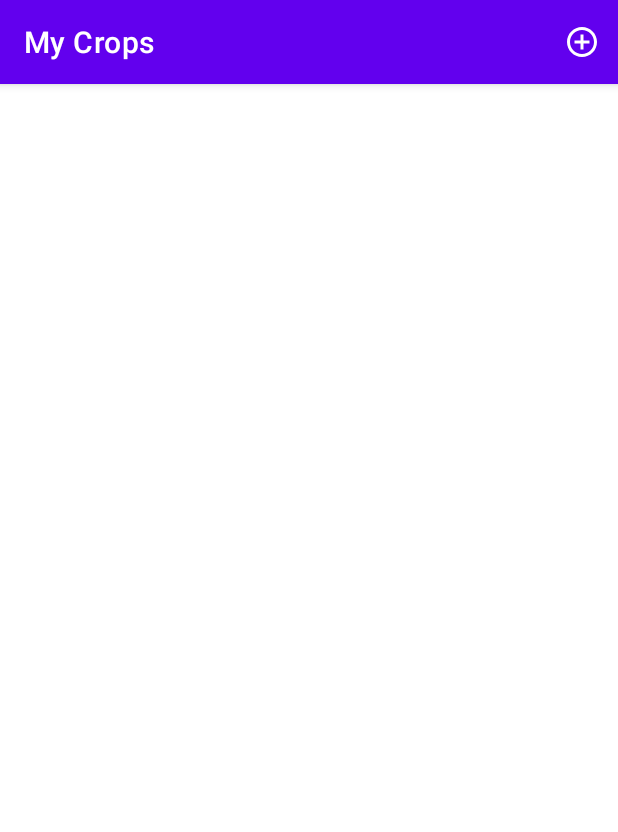
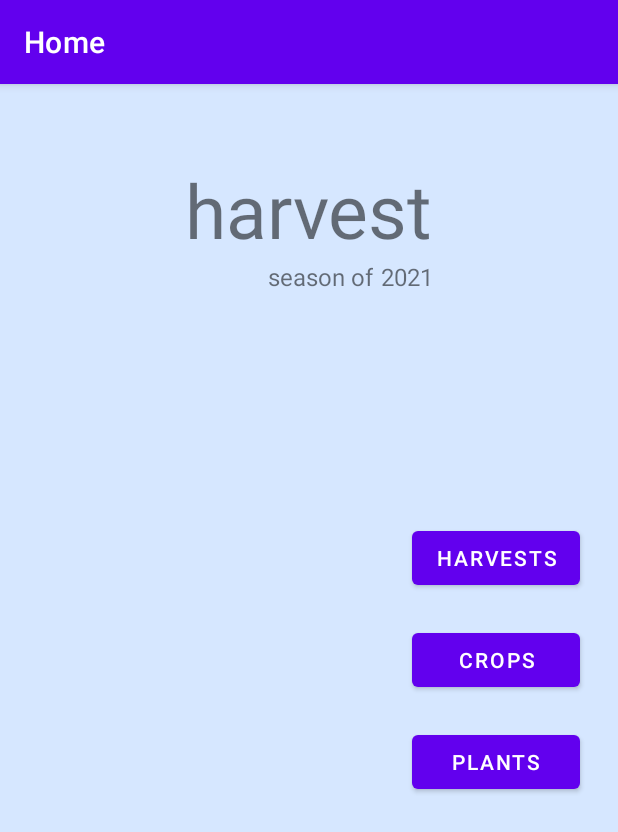
Before and after one commit to AdiThakur/harvest, an Android app: the screen it shows after launch (MainActivity), on a phone screen of 412 x 824 dp. Shown: the top 832 px of the screen. Run offline under Robolectric (Android 15) with nearby library versions, the phone set to English and light mode, and no system bars.

Commit message:
Added HomeFragment; the nav logic to view plants/harvests from the home screen is still broken tho

```diff
--- /dev/null
+++ b/app/src/main/java/com/example/harvest/HomeFragment.java
@@ -0,0 +1,61 @@
+package com.example.harvest;
+
+import android.app.ActionBar;
+import android.os.Bundle;
+import android.view.LayoutInflater;
+import android.view.View;
+import android.view.ViewGroup;
+import android.view.Window;
+import android.widget.Button;
+
+import androidx.annotation.IdRes;
+import androidx.annotation.NonNull;
+import androidx.annotation.Nullable;
+
+import common.BaseFragment;
+
+public class HomeFragment extends BaseFragment
+{
+	@Override
+	public void onCreate(@Nullable Bundle savedInstanceState)
+	{
+		super.onCreate(savedInstanceState);
+	}
+
+	@Nullable
+	@Override
+	public View onCreateView(@NonNull LayoutInflater inflater, @Nullable ViewGroup container, @Nullable Bundle savedInstanceState)
+	{
+		return inflater.inflate(R.layout.fragment_home, container, false);
+	}
+
+	@Override
+	public void onViewCreated(@NonNull View view, @Nullable Bundle savedInstanceState)
+	{
+		super.onViewCreated(view, savedInstanceState);
+		setTitle("Home");
+
+		Button harvestsButton = view.findViewById(R.id.home_harvestsButton);
+		harvestsButton.setOnClickListener((v) -> {
+//			launch(R.id.action_homeFragment_to_cropListFragment);
+		});
+
+		Button cropsButton = view.findViewById(R.id.home_cropsButton);
+		cropsButton.setOnClickListener((v) -> {
+			launch(R.id.action_homeFragment_to_cropListFragment);
+		});
+
+		// TODO: Factor out the flow of viewing a list of plants + adding new plants into its own graph resource; then it can easily be reused
+
+		Button plantsButton = view.findViewById(R.id.home_plantsButton);
+		plantsButton.setOnClickListener((v) -> {
+			launch(R.id.action_homeFragment_to_plantListFragment2);
+		});
+
+	}
+
+	private void launch(@IdRes int resId)
+	{
+		navigateTo(R.id.homeFragment, resId);
+	}
+}
--- a/app/src/main/java/com/example/harvest/MainActivity.java
+++ b/app/src/main/java/com/example/harvest/MainActivity.java
@@ -5,6 +5,7 @@ import androidx.navigation.NavController;
 import androidx.navigation.Navigation;
 import androidx.navigation.fragment.NavHostFragment;
 
+import android.app.ActionBar;
 import android.app.Activity;
 import android.content.Intent;
 import android.os.Bundle;
@@ -17,8 +18,6 @@ import data.bridges.SeasonBridge;
 
 public class MainActivity extends AppCompatActivity
 {
-	SeasonBridge seasonBridge;
-
 	@Override
 	protected void onCreate(Bundle savedInstanceState)
 	{
--- a/app/src/main/java/com/example/harvest/crop/CropAddFragment.java
+++ b/app/src/main/java/com/example/harvest/crop/CropAddFragment.java
@@ -56,7 +56,7 @@ public class CropAddFragment extends BaseFragment
 	{
 		View view = inflater.inflate(R.layout.fragment_crop_add, container, false);
 		plantContainer = view.findViewById(R.id.cropAdd_SelectedPlantContainer);
-		plantContainer.setOnClickListener((v) -> launchCropListFragment());
+		plantContainer.setOnClickListener((v) -> launchPlantListFragment());
 
 		plantImageView = plantContainer.findViewById(R.id.plantRcvItem_plantImage);
 		plantNameTextView = plantContainer.findViewById(R.id.plantRcvItem_plantNameText);
@@ -98,9 +98,9 @@ public class CropAddFragment extends BaseFragment
 
 	// Callbacks for user-generated events
 
-	private void launchCropListFragment()
+	private void launchPlantListFragment()
 	{
-		NavHostFragment.findNavController(this).navigate(R.id.select_plant_graph);
+		navigateTo(R.id.cropAddFragment, R.id.select_plant_graph);
 	}
 
 	private void  submit()
--- /dev/null
+++ b/app/src/main/res/layout/fragment_home.xml
@@ -0,0 +1,83 @@
+<?xml version="1.0" encoding="utf-8"?>
+<FrameLayout xmlns:android="http://schemas.android.com/apk/res/android"
+    xmlns:app="http://schemas.android.com/apk/res-auto"
+    xmlns:tools="http://schemas.android.com/tools"
+    android:layout_width="match_parent"
+    android:layout_height="match_parent"
+    tools:context=".HomeFragment">
+
+    <androidx.constraintlayout.widget.ConstraintLayout
+        android:layout_width="match_parent"
+        android:layout_height="match_parent"
+        android:background="@color/card_selected_blue">
+
+        <androidx.constraintlayout.widget.ConstraintLayout
+            android:layout_width="0dp"
+            android:layout_height="wrap_content"
+            app:layout_constraintBottom_toBottomOf="parent"
+            app:layout_constraintEnd_toEndOf="parent"
+            app:layout_constraintStart_toStartOf="parent"
+            app:layout_constraintTop_toTopOf="parent">
+
+            <Button
+                android:id="@+id/home_harvestsButton"
+                android:layout_width="wrap_content"
+                android:layout_height="wrap_content"
+                android:layout_marginEnd="25dp"
+                android:text="@string/harvests"
+                app:layout_constraintEnd_toEndOf="parent"
+                app:layout_constraintTop_toTopOf="parent" />
+
+            <Button
+                android:id="@+id/home_cropsButton"
+                android:layout_width="0dp"
+                android:layout_height="wrap_content"
+                android:layout_marginTop="20dp"
+                android:text="@string/crops"
+                app:layout_constraintEnd_toEndOf="@+id/home_harvestsButton"
+                app:layout_constraintStart_toStartOf="@+id/home_harvestsButton"
+                app:layout_constraintTop_toBottomOf="@+id/home_harvestsButton" />
+
+            <Button
+                android:id="@+id/home_plantsButton"
+                android:layout_width="0dp"
+                android:layout_height="wrap_content"
+                android:layout_marginTop="20dp"
+                android:text="@string/plants"
+                app:layout_constraintEnd_toEndOf="@+id/home_cropsButton"
+                app:layout_constraintStart_toStartOf="@+id/home_cropsButton"
+                app:layout_constraintTop_toBottomOf="@+id/home_cropsButton" />
+        </androidx.constraintlayout.widget.ConstraintLayout>
+
+        <TextView
+            android:id="@+id/textView5"
+            android:layout_width="wrap_content"
+            android:layout_height="wrap_content"
+            android:layout_marginTop="50dp"
+            android:text="@string/app_name"
+            android:textSize="50sp"
+            app:layout_constraintEnd_toEndOf="parent"
+            app:layout_constraintStart_toStartOf="parent"
+            app:layout_constraintTop_toTopOf="parent" />
+
+        <TextView
+            android:id="@+id/textView14"
+            android:layout_width="wrap_content"
+            android:layout_height="wrap_content"
+            android:layout_marginEnd="5dp"
+            android:text="@string/season_of"
+            android:textSize="16sp"
+            app:layout_constraintEnd_toStartOf="@+id/home_seasonTextView"
+            app:layout_constraintTop_toBottomOf="@+id/textView5" />
+
+        <TextView
+            android:id="@+id/home_seasonTextView"
+            android:layout_width="wrap_content"
+            android:layout_height="wrap_content"
+            android:text="2021"
+            android:textSize="16sp"
+            app:layout_constraintEnd_toEndOf="@+id/textView5"
+            app:layout_constraintTop_toTopOf="@+id/textView14" />
+
+    </androidx.constraintlayout.widget.ConstraintLayout>
+</FrameLayout>
--- a/app/src/main/res/navigation/nav_graph.xml
+++ b/app/src/main/res/navigation/nav_graph.xml
@@ -3,7 +3,7 @@
     xmlns:app="http://schemas.android.com/apk/res-auto"
     xmlns:tools="http://schemas.android.com/tools"
     android:id="@+id/nav_graph"
-    app:startDestination="@id/cropListFragment">
+    app:startDestination="@id/homeFragment">
 
     <fragment
         android:id="@+id/cropListFragment"
@@ -13,6 +13,9 @@
         <action
             android:id="@+id/action_cropListFragment_to_add_crop_graph"
             app:destination="@id/add_crop_graph" />
+        <action
+            android:id="@+id/action_cropListFragment_to_homeFragment"
+            app:destination="@id/homeFragment" />
     </fragment>
     <navigation android:id="@+id/add_crop_graph"
         app:startDestination="@id/cropAddFragment">
@@ -53,4 +56,14 @@
                 app:destination="@id/cropAddFragment" />
         </navigation>
     </navigation>
+    <fragment
+        android:id="@+id/homeFragment"
+        android:name="com.example.harvest.HomeFragment"
+        android:label="fragment_home"
+        tools:layout="@layout/fragment_home" >
+        <action
+            android:id="@+id/action_homeFragment_to_cropListFragment"
+            app:destination="@id/cropListFragment" />
+    </fragment>
+    <fragment android:id="@+id/placeholder" />
 </navigation>
--- a/app/src/main/res/values/strings.xml
+++ b/app/src/main/res/values/strings.xml
@@ -15,6 +15,10 @@
     <string name="cancel">Cancel</string>
     <string name="select">Select</string>
     <string name="confirm">Confirm</string>
+    <string name="season_of">season of</string>
+    <string name="harvests">Harvests</string>
+    <string name="crops">Crops</string>
+    <string name="plants">Plants</string>
 
     <string name="add_crop">Add Crop</string>
     <string name="add_plant">Add Plant</string>
@@ -23,5 +27,7 @@
     <string name="plant_name">Plant Name</string>
     <string name="choose_image">Choose Image</string>
     <string name="plant_image">Plant Image</string>
+    <!-- TODO: Remove or change this placeholder text -->
+    <string name="hello_blank_fragment">Hello blank fragment</string>
 
 </resources>
```
